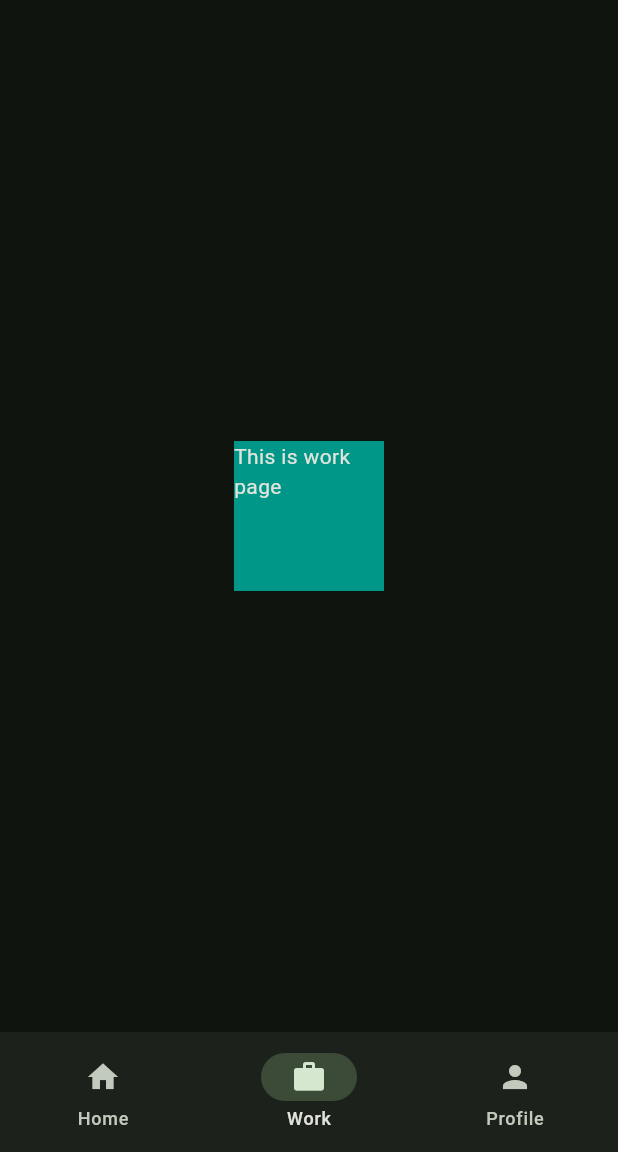
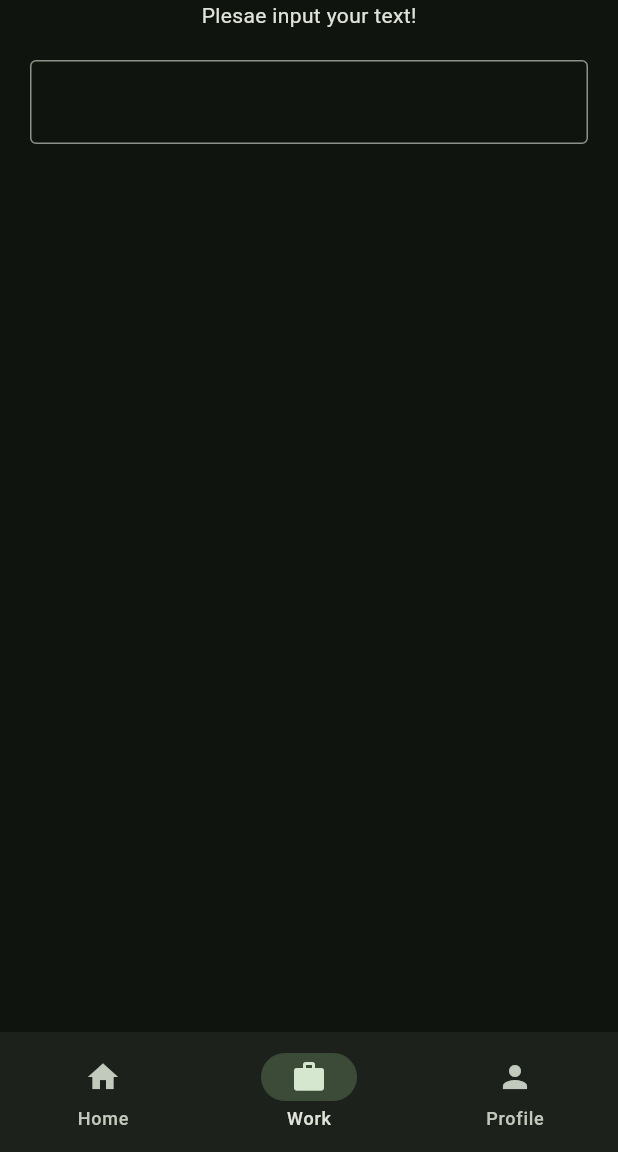
Before and after one commit to iktiarnazib/FlutterTutorials, a Flutter app: the screen it shows after launch, item 2 of the bottom bar chosen, on a phone screen of 412 x 824 dp, the part 84-1236 px from its top. Run offline on Flutter 3.47's test engine with Material 3 defaults, Android fonts, the phone set to English and light mode, and no system bars.

Commit message:
Text field example with decoration: inputdecoration, border: outlineinputborder

```diff
--- a/lib/views/pages/work_page.dart
+++ b/lib/views/pages/work_page.dart
@@ -1,17 +1,31 @@
 import 'package:flutter/material.dart';
 
-class WorkPage extends StatelessWidget {
+class WorkPage extends StatefulWidget {
   const WorkPage({super.key});
 
   @override
+  State<WorkPage> createState() => _WorkPageState();
+}
+
+class _WorkPageState extends State<WorkPage> {
+  TextEditingController controller = TextEditingController();
+  @override
   Widget build(BuildContext context) {
-    return Center(
-      child: Container(
-        height: 100.0,
-        width: 100.0,
-        color: Colors.teal,
-        child: Text("This is work page"),
-      ),
+    return Column(
+      children: [
+        Text("Plesae input your text!"),
+        Padding(
+          padding: const EdgeInsets.all(20.0),
+          child: TextField(
+            controller: controller,
+            decoration: InputDecoration(border: OutlineInputBorder()),
+            onEditingComplete: () {
+              setState(() {});
+            },
+          ),
+        ),
+        Text(controller.text),
+      ],
     );
   }
 }
```
